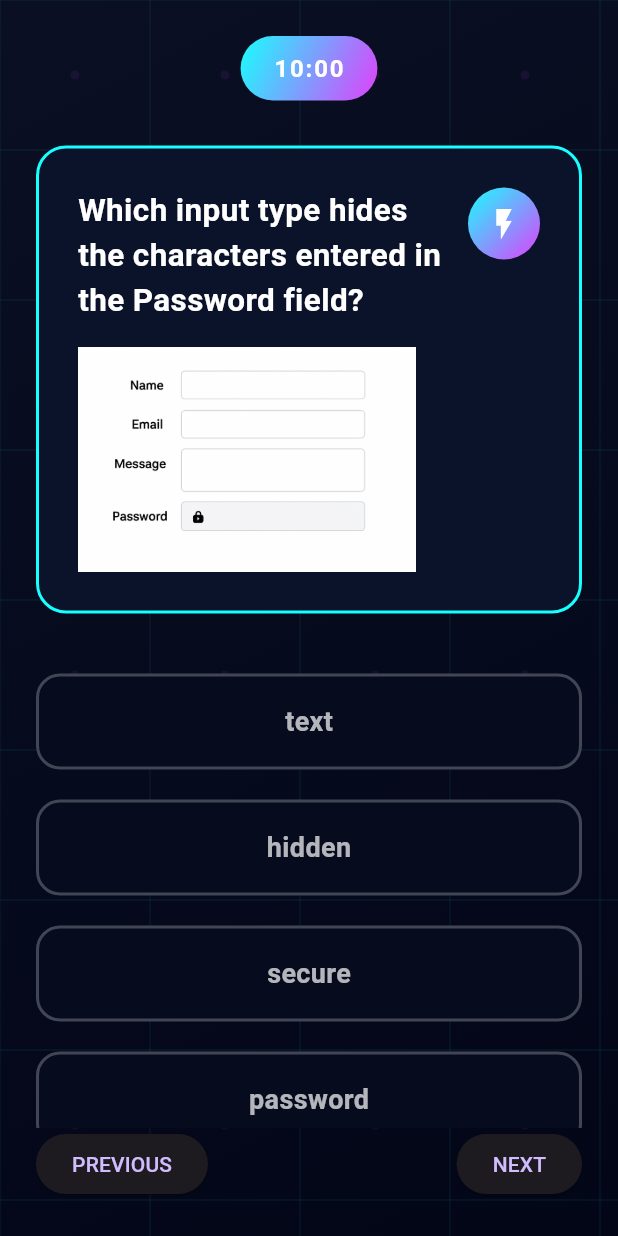
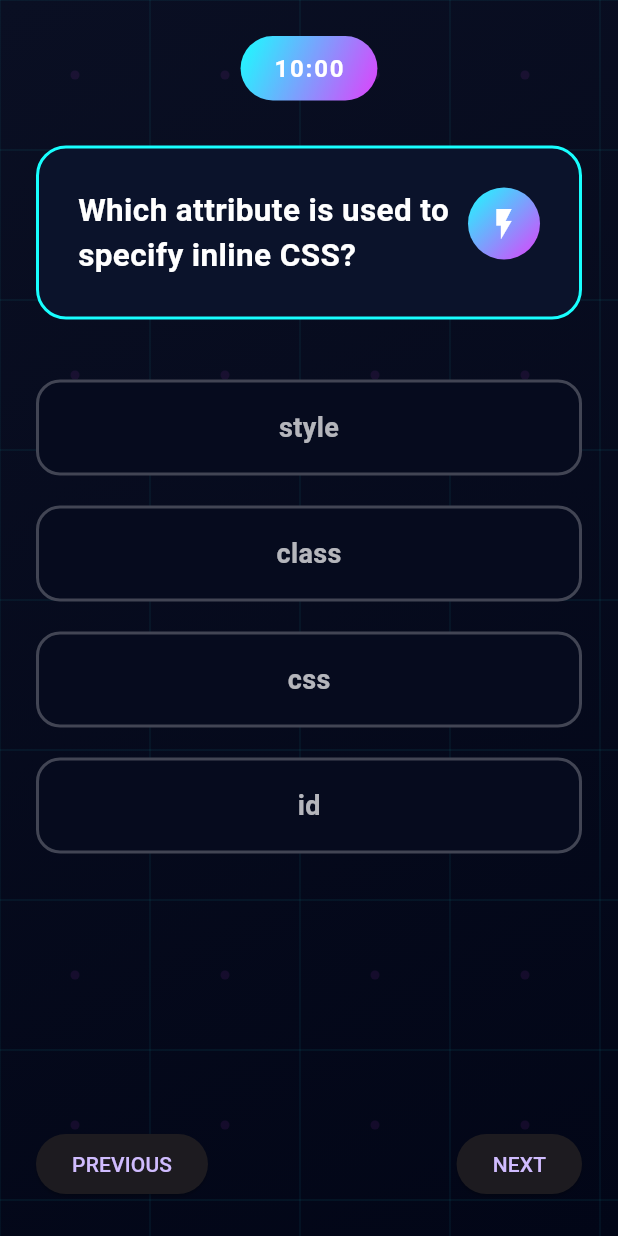
Before and after one commit to riya-087/wd, a Flutter app: the Page7 screen opened directly with empty values, on a phone screen of 412 x 824 dp. Run offline on Flutter 3.47's test engine with Material 3 defaults, Android fonts, the phone set to English and light mode, and no system bars; our stand-ins replace pdf, sqflite, sqflite_common_ffi; accounts and stored records are empty.

Commit message:
question changed

```diff
--- a/lib/screens/section_a/quiz_page10.dart
+++ b/lib/screens/section_a/quiz_page10.dart
@@ -11,8 +11,8 @@ class Question {
 }
 
 final Question question10 = Question(
-  text: 'Which attribute specifies where to send form data?',
-  options: ['action', 'method', 'target', 'name'],
+  text: 'Which input type selects multiple options?',
+  options: ['radio', 'checkbox', 'select', 'option'],
 );
 
 class Page10 extends StatefulWidget {
--- a/lib/screens/section_a/quiz_page2.dart
+++ b/lib/screens/section_a/quiz_page2.dart
@@ -11,8 +11,8 @@ class Question {
 }
 
 final Question question2 = Question(
-  text: 'Which attribute makes a form field Mandatory?',
-  options: ['Validate', 'Important', 'Required', 'Mandatory'],
+  text: 'Which HTML tag is used to create a dropdown list?',
+  options: ['<input>', '<list>', '<select>', '<option>'],
 );
 
 class Page2 extends StatefulWidget {
--- a/lib/screens/section_a/quiz_page3.dart
+++ b/lib/screens/section_a/quiz_page3.dart
@@ -11,8 +11,8 @@ class Question {
 }
 
 final Question question3 = Question(
-  text: 'Which attribute is used with <label> to associate it with an input field?',
-  options: ['For', 'Id', 'Name', 'Value'],
+  text: 'Which attribute specifies that an input field must be filled out before submitting the form?',
+  options: ['validate', 'required', 'placeholder', 'readonly'],
 );
 
 class Page3 extends StatefulWidget {
--- a/lib/screens/section_a/quiz_page4.dart
+++ b/lib/screens/section_a/quiz_page4.dart
@@ -11,8 +11,8 @@ class Question {
 }
 
 final Question question4 = Question(
-  text: 'Which attribute is used to uniquely identify an HTML element?',
-  options: ['Class', 'Name', 'id', 'Style'],
+  text: 'Which HTML tag is used to define a table header cell?',
+  options: ['<td>', '<tr>', '<th>', '<thead>'],
 );
 
 class Page4 extends StatefulWidget {
--- a/lib/screens/section_a/quiz_page6.dart
+++ b/lib/screens/section_a/quiz_page6.dart
@@ -11,8 +11,8 @@ class Question {
 }
 
 final Question question6 = Question(
-  text: 'Which tag is used to embed a webpage inside another webpage?',
-  options: ['<frame>', '<embed>', 'iframe', '<bject>'],
+  text: 'Which HTML attribute is used to open a link in a new tab?',
+  options: ['href="_blank"', 'new="tab"', 'target="_blank"', 'open="new"'],
 );
 
 class Page6 extends StatefulWidget {
--- a/lib/screens/section_a/quiz_page7.dart
+++ b/lib/screens/section_a/quiz_page7.dart
@@ -11,8 +11,8 @@ class Question {
 }
 
 final Question question7 = Question(
-  text: 'Which input type hides the characters entered in the Password field?',
-  options: ['text', 'hidden', 'secure', 'password'],
+  text: 'Which attribute is used to specify inline CSS?',
+  options: ['style', 'class', 'css', 'id'],
 );
 
 class Page7 extends StatefulWidget {
@@ -205,18 +205,6 @@ class _Page7State extends State<Page7> {
                                   fontWeight: FontWeight.w700,
                                 ),
                               ),
-
-                              const SizedBox(height: 16),
-
-                              // 📸 IMAGE — LEFT ALIGNED, FULLY VISIBLE
-                              Align(
-                                alignment: Alignment.centerLeft,
-                                child: Image.asset(
-                                  'assets/images/password_field.png',
-                                  height: 150,
-                                  fit: BoxFit.contain,
-                                ),
-                              ),
                             ],
                           ),
                         ),
--- a/lib/screens/section_a/quiz_page8.dart
+++ b/lib/screens/section_a/quiz_page8.dart
@@ -11,8 +11,8 @@ class Question {
 }
 
 final Question question8 = Question(
-  text: 'Which HTML5 tag is semantic?',
-  options: ['<div>', '<span>', '<br>', '<section>'],
+  text: 'Which tag is used to define an ordered list?',
+  options: ['<ul>', '<li>', '<ol>', '<dl>'],
 );
 
 class Page8 extends StatefulWidget {
--- a/lib/screens/section_a/quiz_page9.dart
+++ b/lib/screens/section_a/quiz_page9.dart
@@ -11,8 +11,8 @@ class Question {
 }
 
 final Question question9 = Question(
-  text: 'Which tag is used to display a Horizontal line?',
-  options: ['<line>', '<hr>', '<br>', '<border>'],
+  text: 'Which attribute specifies the URL of an image?',
+  options: ['link', 'href', 'src', 'url'],
 );
 
 class Page9 extends StatefulWidget {
```
Also changed, not shown: lib/backend/services/evaluation_service.dart (+8 -8 lines).
